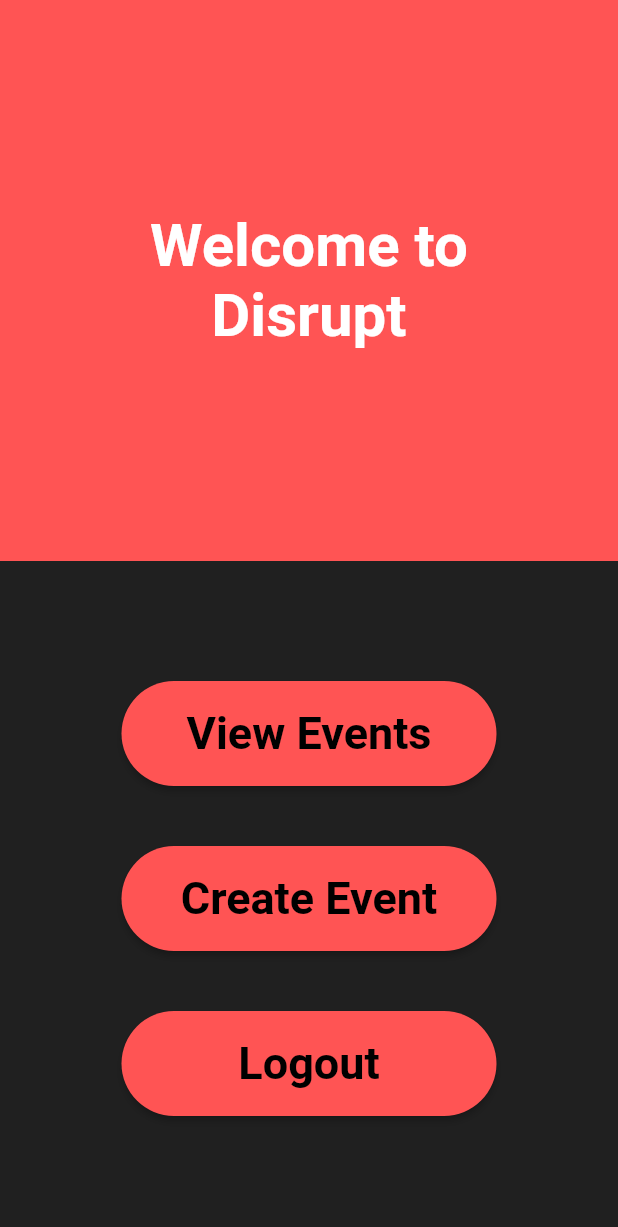
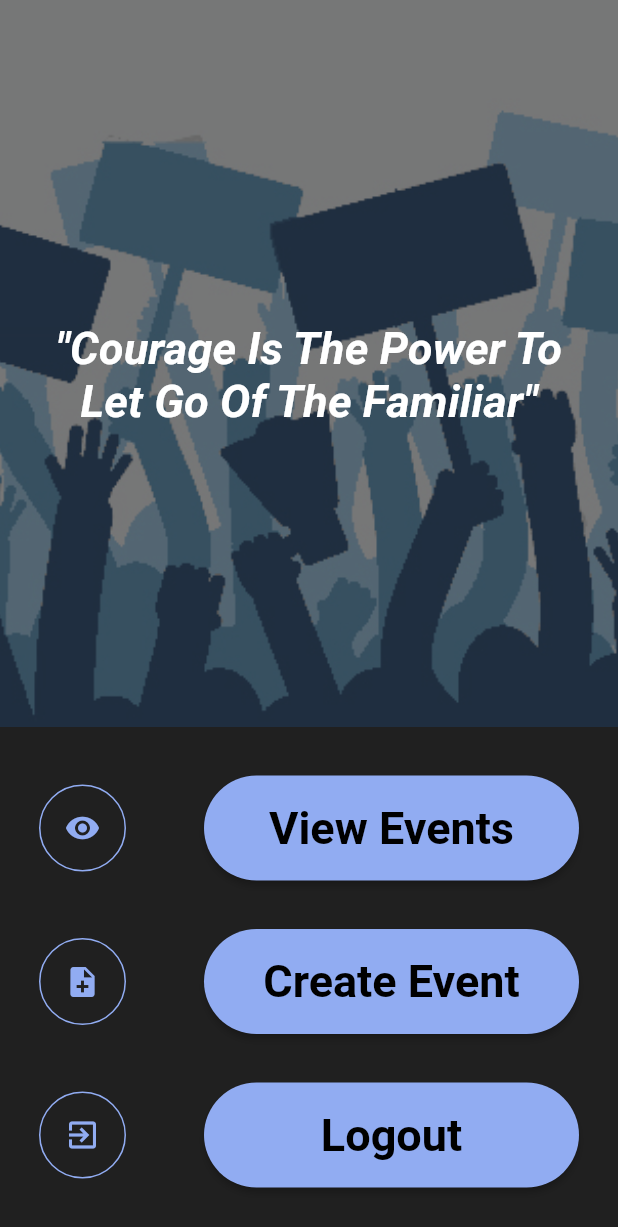
Before and after one commit to Blake-Stephenson/Changeup, a Flutter app: the HomePage screen opened by its route, on a phone screen of 412 x 824 dp. Shown: the top 1227 px of the screen. Run offline on Flutter 3.47's test engine with Material 2 defaults, Android fonts, the light colour scheme and no system bars; our stand-ins replace firebase_auth, firebase_core; accounts and stored records are empty.

Commit message:
UpdatedAllPagesUI
updated UI

```diff
--- a/lib/WelcomeScreen.dart
+++ b/lib/WelcomeScreen.dart
@@ -12,11 +12,11 @@
         children: [
 
           Expanded(
-            flex: 6,
+            flex: 8,
             child: Container(
               decoration: BoxDecoration(
                 image: DecorationImage(
-                  image: AssetImage("assets/images/person.png") as ImageProvider,
+                  image: AssetImage("assets/images/protest2.jpg") as ImageProvider,
                   fit: BoxFit.cover,
                 ),
               ),
@@ -32,12 +32,12 @@
                 Align(
                   alignment: Alignment.centerLeft,
                   child: Container(
-                    margin: new EdgeInsets.fromLTRB(20, 0, 0, 0),
+                    margin: new EdgeInsets.fromLTRB(20, 15, 0, 0),
                     child: RichText(
                       text: TextSpan(
                         children: [
-                          TextSpan(text: "DISRUPT\n", style: Theme.of(context).textTheme.headline4),
-                          TextSpan(text: "START A REVOLUTION", style: Theme.of(context).textTheme.headline6),
+
+                          TextSpan(text: "Let's Make a Change", style: TextStyle(color: Colors.white, fontSize: 23, fontWeight: FontWeight.normal,fontStyle: FontStyle.italic),),
                         ],
                       ),
                     ),
@@ -50,7 +50,7 @@
                     onTap: () {Navigator.pushNamed(context, '/signin');},
 
                     child: Container(
-                      margin: const EdgeInsets.only(bottom: 35),
+                      margin: const EdgeInsets.only(bottom: 25),
                       padding: const EdgeInsets.symmetric(
                           horizontal: 26, vertical: 16),
                       decoration: BoxDecoration(
--- a/lib/constants.dart
+++ b/lib/constants.dart
@@ -1,4 +1,7 @@
 import 'package:flutter/material.dart';
 
 const kBackGroundColor = Color(0xFF202020);
-const kPrimaryColor = Color(0xFFff5454);
+const kPrimaryColor = Color(0xFF91acf2);
+//91acf2
+//648df5
+//64c2f5
--- a/lib/create_event_page.dart
+++ b/lib/create_event_page.dart
@@ -9,6 +9,8 @@
       backgroundColor: kBackGroundColor,
 
       body: SingleChildScrollView(
+        child: Container(
+          margin: new EdgeInsets.fromLTRB(0, 35, 0, 0),
         child: Column(
           children: <Widget>[
             const Padding(
@@ -135,6 +137,7 @@
 
           ],
         ),
+        ),
       ),
     );
   }
--- a/lib/home_page.dart
+++ b/lib/home_page.dart
@@ -12,20 +12,48 @@
 
               children: <Widget>[
                 Expanded(
-                  flex: 2,
-                  child: Container(
-                    color: kPrimaryColor,
-                    child: Center(
-                      child: Text(
-                        "Welcome to\nDisrupt",
-                        textAlign: TextAlign.center,
-                        style: Theme.of(context).textTheme.headline4,
-                      ),
-                    )
+                  flex: 10,
+                  child: Stack(
+                      children: <Widget>[
+                          Container(
+                            decoration: BoxDecoration(
+                              image: DecorationImage(
+
+                                image: AssetImage("assets/images/protest.jpg") as ImageProvider,
+                                fit: BoxFit.cover,
+                                colorFilter: ColorFilter.mode(Colors.black.withOpacity(0.45), BlendMode.dstIn),
                               ),
                             ),
-                Padding(
-                    padding: EdgeInsets.all(40.0)
+
+                          ),
+                          Container(
+                            margin: new EdgeInsets.fromLTRB(30, 15, 30, 0),
+                            child: Center(child: Text('"Courage Is The Power To Let Go Of The Familiar"', style: TextStyle(color: Colors.white, fontSize: 30, fontWeight: FontWeight.bold,fontStyle: FontStyle.italic), textAlign: TextAlign.center)),
+                          ),
+                      ]
+                  ),
+                ),
+
+                Expanded(
+
+                  flex: 7,
+                  child: Container(
+
+                  child: Column(
+
+                    mainAxisAlignment: MainAxisAlignment.spaceEvenly,
+                    children: [
+                      Row( mainAxisAlignment: MainAxisAlignment.spaceAround,
+                        children: [
+                          Container(
+                                padding: const EdgeInsets.all(16),
+                                decoration: BoxDecoration(
+                                  shape: BoxShape.circle,
+                                  border: Border.all(
+                                      color: kPrimaryColor.withOpacity(1)),
+                                ),
+                                child: Icon(Icons.remove_red_eye,
+                                    color: kPrimaryColor.withOpacity(1)),
                               ),
                           SizedBox(
                             width: 250,
@@ -46,8 +74,20 @@
                               ),
                             ),
                           ),
-                Padding(
-                    padding: EdgeInsets.all(20.0)
+                        ]
+                      ),
+
+                      Row( mainAxisAlignment: MainAxisAlignment.spaceAround,
+                        children: [
+                          Container(
+                                padding: const EdgeInsets.all(16),
+                                decoration: BoxDecoration(
+                                  shape: BoxShape.circle,
+                                  border: Border.all(
+                                      color: kPrimaryColor.withOpacity(1)),
+                                ),
+                                child: Icon(Icons.note_add,
+                                    color: kPrimaryColor..withOpacity(1)),
                               ),
                           SizedBox(
                             width: 250,
@@ -63,14 +103,25 @@
                                 Navigator.pushNamed(context, '/createevent');
                               },
                               style: ElevatedButton.styleFrom(
-                      shape: RoundedRectangleBorder(borderRadius: BorderRadius.circular(35.0),),
+                                shape: RoundedRectangleBorder( borderRadius: BorderRadius.circular(35.0),),
                                 primary: kPrimaryColor,
                               ),
                             ),
                           ),
+                        ]
+                      ),
 
-                Padding(
-                    padding: EdgeInsets.all(20.0)
+                      Row( mainAxisAlignment: MainAxisAlignment.spaceAround,
+                        children: [
+                          Container(
+                                padding: const EdgeInsets.all(16),
+                                decoration: BoxDecoration(
+                                  shape: BoxShape.circle,
+                                  border: Border.all(
+                                      color: kPrimaryColor.withOpacity(1)),
+                                ),
+                                child: Icon(Icons.exit_to_app,
+                                    color: kPrimaryColor.withOpacity(1)),
                               ),
                           SizedBox(
                             width: 250,
@@ -86,15 +137,21 @@
                                 Navigator.pushNamed(context, '/signin');
                               },
                               style: ElevatedButton.styleFrom(
-                      shape: RoundedRectangleBorder(borderRadius: BorderRadius.circular(35.0),),
+                                shape: RoundedRectangleBorder( borderRadius: BorderRadius.circular(35.0),),
                                 primary: kPrimaryColor,
                               ),
                             ),
                           ),
+                        ]
+                      ),
 
-                Padding(
-                    padding: EdgeInsets.all(40.0)
+
+
+                  ],
+                  ),
+                ),
                 )
+
               ]
             )
         ));
--- a/lib/signin_screen.dart
+++ b/lib/signin_screen.dart
@@ -30,7 +30,7 @@
                 child: Container(
                   decoration: const BoxDecoration(
                     image: DecorationImage(
-                        image: AssetImage("assets/images/person.png")
+                        image: AssetImage("assets/images/signbg.jpg")
                             as ImageProvider,
                         fit: BoxFit.cover,
                         alignment: Alignment.bottomCenter),
--- a/lib/signup_screen.dart
+++ b/lib/signup_screen.dart
@@ -31,7 +31,7 @@
                 child: Container(
                   decoration: const BoxDecoration(
                     image: DecorationImage(
-                        image: AssetImage("assets/images/person.png")
+                        image: AssetImage("assets/images/signbg.jpg")
                             as ImageProvider,
                         fit: BoxFit.cover,
                         alignment: Alignment.bottomCenter),
```
Also changed, not shown: assets/images/protest.jpg (added), assets/images/protest2.jpg (added), assets/images/signbg.jpg (added). Lines whose indentation alone changed are shown as unchanged.
